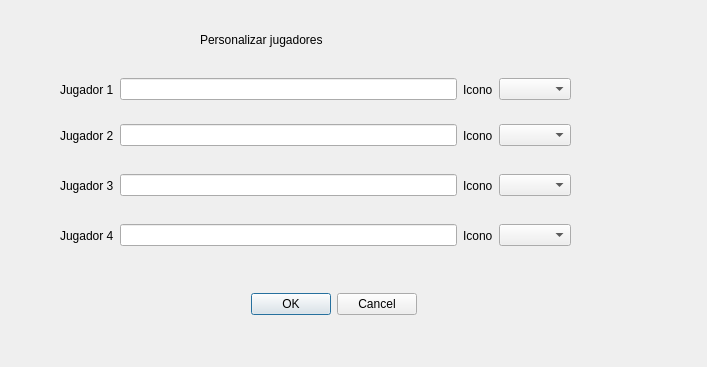
FelixRNV/Juego_OCA, file selecjugadores.ui: the form before one commit.
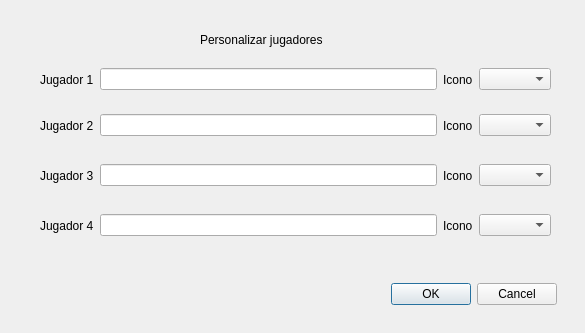
The form after the commit.

Patch:
```diff
--- a/selecjugadores.ui
+++ b/selecjugadores.ui
@@ -6,8 +6,8 @@
    <rect>
     <x>0</x>
     <y>0</y>
-    <width>707</width>
-    <height>367</height>
+    <width>585</width>
+    <height>333</height>
    </rect>
   </property>
   <property name="windowTitle">
@@ -16,8 +16,8 @@
   <widget class="QWidget" name="layoutWidget">
    <property name="geometry">
     <rect>
-     <x>60</x>
-     <y>220</y>
+     <x>40</x>
+     <y>210</y>
      <width>511</width>
      <height>31</height>
     </rect>
@@ -48,8 +48,8 @@
   <widget class="QWidget" name="layoutWidget_2">
    <property name="geometry">
     <rect>
-     <x>60</x>
-     <y>120</y>
+     <x>40</x>
+     <y>110</y>
      <width>511</width>
      <height>31</height>
     </rect>
@@ -80,8 +80,8 @@
   <widget class="QWidget" name="layoutWidget_3">
    <property name="geometry">
     <rect>
-     <x>60</x>
-     <y>69</y>
+     <x>40</x>
+     <y>59</y>
      <width>511</width>
      <height>41</height>
     </rect>
@@ -112,8 +112,8 @@
   <widget class="QWidget" name="layoutWidget_4">
    <property name="geometry">
     <rect>
-     <x>60</x>
-     <y>170</y>
+     <x>40</x>
+     <y>160</y>
      <width>511</width>
      <height>31</height>
     </rect>
@@ -144,8 +144,8 @@
   <widget class="QDialogButtonBox" name="btnBox">
    <property name="geometry">
     <rect>
-     <x>250</x>
-     <y>290</y>
+     <x>390</x>
+     <y>280</y>
      <width>167</width>
      <height>29</height>
     </rect>
```
